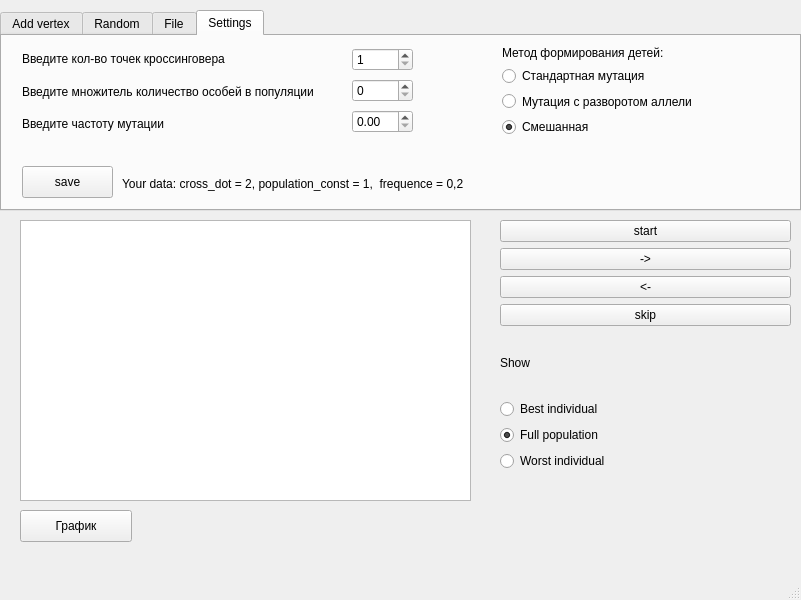
Old version of the form src/ui/mainwindow.ui in the repository zwphyro/TSP_GA.
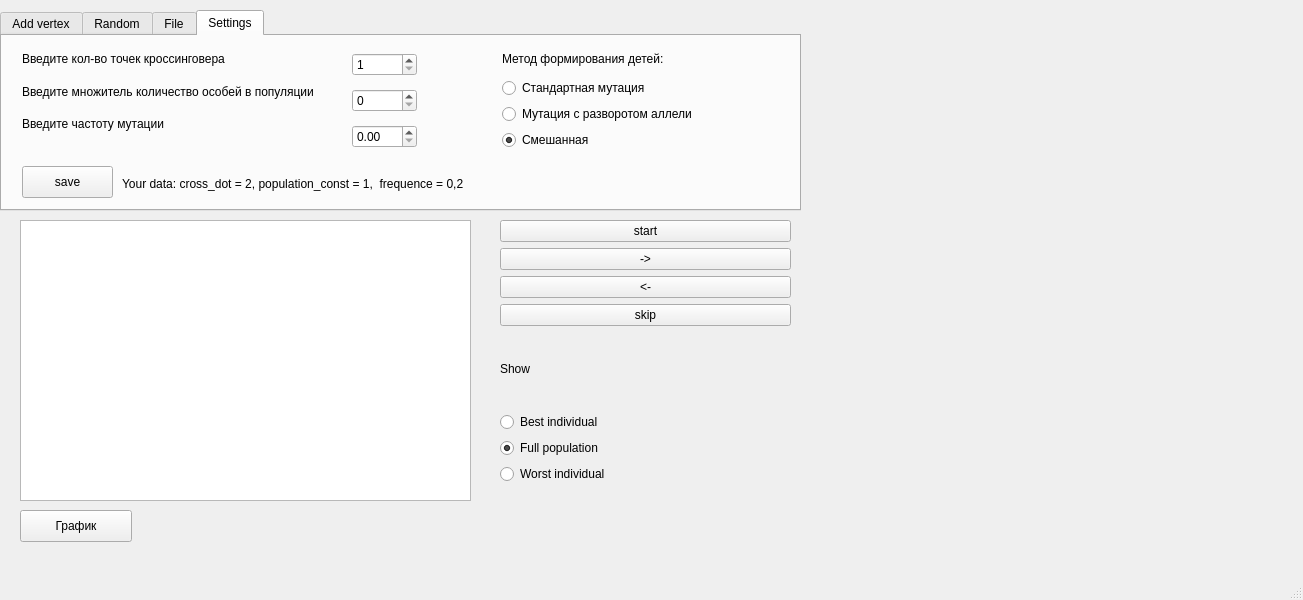
New version of the form. Custom widgets are drawn as their Qt base class.

```diff
--- a/src/ui/mainwindow.ui
+++ b/src/ui/mainwindow.ui
@@ -6,7 +6,7 @@
    <rect>
     <x>0</x>
     <y>0</y>
-    <width>801</width>
+    <width>1303</width>
     <height>600</height>
    </rect>
   </property>
@@ -263,7 +263,7 @@
        <rect>
         <x>20</x>
         <y>10</y>
-        <width>333</width>
+        <width>341</width>
         <height>91</height>
        </rect>
       </property>
@@ -296,8 +296,8 @@
        <rect>
         <x>350</x>
         <y>10</y>
-        <width>61</width>
-        <height>91</height>
+        <width>65</width>
+        <height>110</height>
        </rect>
       </property>
       <layout class="QVBoxLayout" name="verticalLayout_2">
@@ -357,8 +357,8 @@
        <rect>
         <x>500</x>
         <y>10</y>
-        <width>221</width>
-        <height>91</height>
+        <width>224</width>
+        <height>104</height>
        </rect>
       </property>
       <layout class="QVBoxLayout" name="verticalLayout_3">
@@ -403,7 +403,7 @@
       <x>500</x>
       <y>220</y>
       <width>291</width>
-      <height>251</height>
+      <height>264</height>
      </rect>
     </property>
     <layout class="QVBoxLayout" name="verticalLayout_control">
@@ -501,6 +501,16 @@
      <string>График</string>
     </property>
    </widget>
+   <widget class="QCustomPlot" name="plot" native="true">
+    <property name="geometry">
+     <rect>
+      <x>800</x>
+      <y>40</y>
+      <width>491</width>
+      <height>441</height>
+     </rect>
+    </property>
+   </widget>
   </widget>
   <widget class="QMenuBar" name="menubar">
    <property name="geometry">
@@ -514,6 +524,14 @@
   </widget>
   <widget class="QStatusBar" name="statusbar"/>
  </widget>
+ <customwidgets>
+  <customwidget>
+   <class>QCustomPlot</class>
+   <extends>QWidget</extends>
+   <header>qcustomplot.h</header>
+   <container>1</container>
+  </customwidget>
+ </customwidgets>
  <resources/>
  <connections>
   <connection>
```
Left out of the diff: 10 changed lines with no effect on the pictures.
